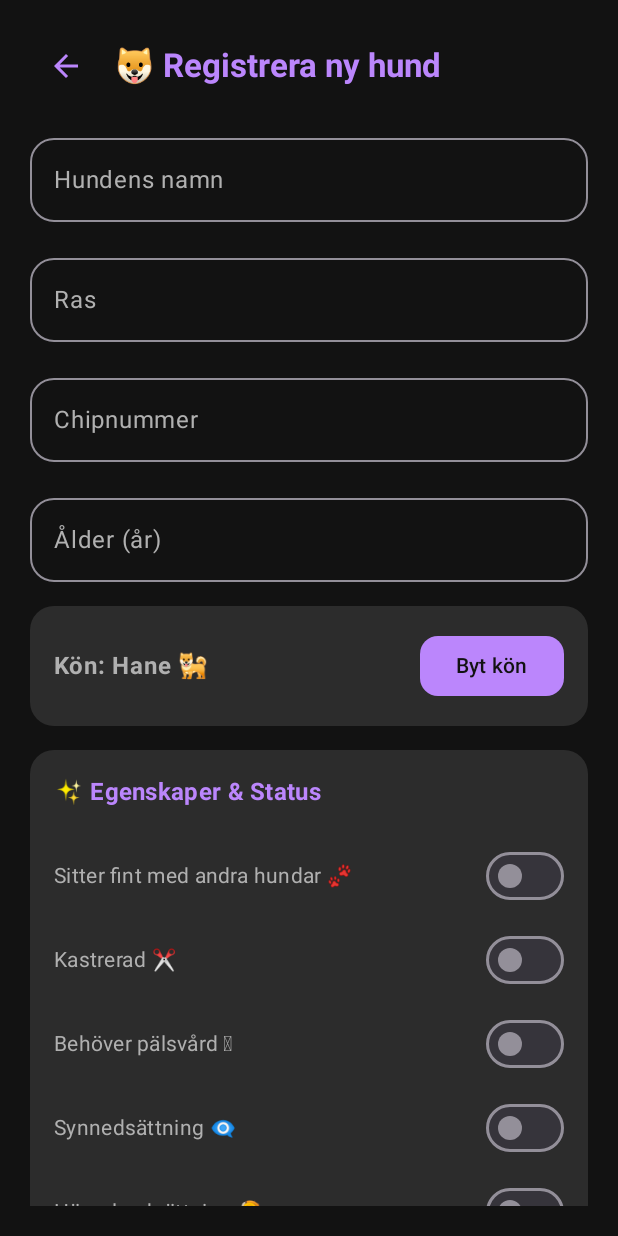
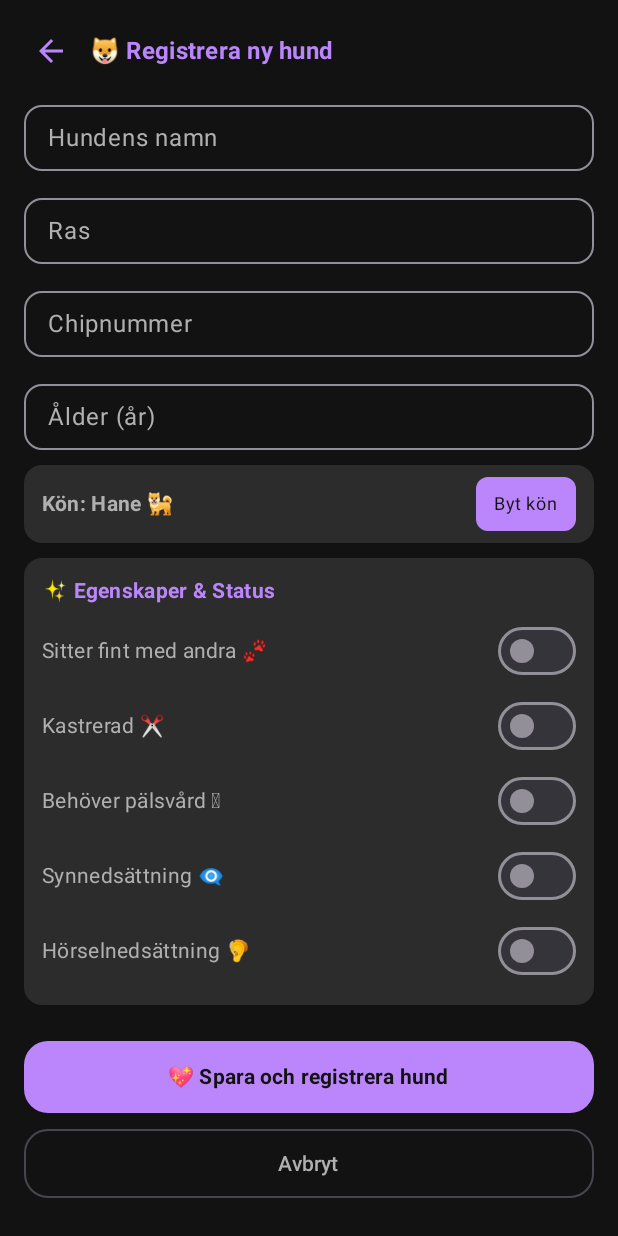
Before and after one commit to JonnyDicander/HunddagisAndroid, an Android app built with Jetpack Compose: the screen it shows after launch (MainActivity), after a tap on an icon or button, on a phone screen of 412 x 824 dp. Run offline under Robolectric (Android 15) with nearby library versions, the phone set to English and light mode, and no system bars.

Commit message:
Fixade så hela skärmen syns utan att man måste scrolla ner

```diff
--- a/app/src/main/java/com/example/minforstaapp/MainActivity.kt
+++ b/app/src/main/java/com/example/minforstaapp/MainActivity.kt
@@ -1,6 +1,5 @@
 package com.example.minforstaapp
 
-import androidx.compose.ui.focus.FocusDirection
 import android.os.Bundle
 import android.widget.Toast
 import androidx.activity.ComponentActivity
@@ -17,6 +16,7 @@ import androidx.compose.material3.*
 import androidx.compose.runtime.*
 import androidx.compose.ui.Alignment
 import androidx.compose.ui.Modifier
+import androidx.compose.ui.focus.FocusDirection
 import androidx.compose.ui.graphics.Color
 import androidx.compose.ui.platform.LocalContext
 import androidx.compose.ui.platform.LocalFocusManager
@@ -179,21 +179,21 @@ fun RegistreraHundSkarm(onBack: () -> Unit, onDogRegistered: (Dog) -> Unit) {
     Column(
         modifier = Modifier
             .fillMaxSize()
-            .padding(20.dp)
+            .padding(16.dp)
             .verticalScroll(rememberScrollState()),
         horizontalAlignment = Alignment.CenterHorizontally,
-        verticalArrangement = Arrangement.spacedBy(16.dp)
+        verticalArrangement = Arrangement.spacedBy(10.dp)
     ) {
         Row(
             modifier = Modifier.fillMaxWidth(),
             verticalAlignment = Alignment.CenterVertically
         ) {
-            IconButton(onClick = onBack) {
+            IconButton(onClick = onBack, modifier = Modifier.size(36.dp)) {
                 Icon(Icons.Default.ArrowBack, contentDescription = "Tillbaka", tint = MaterialTheme.colorScheme.primary)
             }
             Text(
                 "🐶 Registrera ny hund",
-                style = MaterialTheme.typography.titleLarge,
+                style = MaterialTheme.typography.titleMedium,
                 fontWeight = FontWeight.Bold,
                 color = MaterialTheme.colorScheme.primary,
                 modifier = Modifier.padding(start = 8.dp)
@@ -203,8 +203,8 @@ fun RegistreraHundSkarm(onBack: () -> Unit, onDogRegistered: (Dog) -> Unit) {
         OutlinedTextField(
             value = name, onValueChange = { name = it },
             label = { Text("Hundens namn") },
-            modifier = Modifier.fillMaxWidth(),
-            shape = RoundedCornerShape(16.dp),
+            modifier = Modifier.fillMaxWidth().height(52.dp),
+            shape = RoundedCornerShape(12.dp),
             singleLine = true,
             keyboardOptions = KeyboardOptions(imeAction = ImeAction.Next),
             keyboardActions = KeyboardActions(onNext = { focusManager.moveFocus(FocusDirection.Next) })
@@ -212,8 +212,8 @@ fun RegistreraHundSkarm(onBack: () -> Unit, onDogRegistered: (Dog) -> Unit) {
         OutlinedTextField(
             value = breed, onValueChange = { breed = it },
             label = { Text("Ras") },
-            modifier = Modifier.fillMaxWidth(),
-            shape = RoundedCornerShape(16.dp),
+            modifier = Modifier.fillMaxWidth().height(52.dp),
+            shape = RoundedCornerShape(12.dp),
             singleLine = true,
             keyboardOptions = KeyboardOptions(imeAction = ImeAction.Next),
             keyboardActions = KeyboardActions(onNext = { focusManager.moveFocus(FocusDirection.Next) })
@@ -221,8 +221,8 @@ fun RegistreraHundSkarm(onBack: () -> Unit, onDogRegistered: (Dog) -> Unit) {
         OutlinedTextField(
             value = chip, onValueChange = { chip = it },
             label = { Text("Chipnummer") },
-            modifier = Modifier.fillMaxWidth(),
-            shape = RoundedCornerShape(16.dp),
+            modifier = Modifier.fillMaxWidth().height(52.dp),
+            shape = RoundedCornerShape(12.dp),
             singleLine = true,
             keyboardOptions = KeyboardOptions(imeAction = ImeAction.Next),
             keyboardActions = KeyboardActions(onNext = { focusManager.moveFocus(FocusDirection.Next) })
@@ -230,8 +230,8 @@ fun RegistreraHundSkarm(onBack: () -> Unit, onDogRegistered: (Dog) -> Unit) {
         OutlinedTextField(
             value = ageText, onValueChange = { ageText = it },
             label = { Text("Ålder (år)") },
-            modifier = Modifier.fillMaxWidth(),
-            shape = RoundedCornerShape(16.dp),
+            modifier = Modifier.fillMaxWidth().height(52.dp),
+            shape = RoundedCornerShape(12.dp),
             singleLine = true,
             keyboardOptions = KeyboardOptions(keyboardType = KeyboardType.Number, imeAction = ImeAction.Done),
             keyboardActions = KeyboardActions(onDone = { focusManager.clearFocus() })
@@ -239,35 +239,37 @@ fun RegistreraHundSkarm(onBack: () -> Unit, onDogRegistered: (Dog) -> Unit) {
 
         Card(
             modifier = Modifier.fillMaxWidth(),
-            shape = RoundedCornerShape(16.dp),
+            shape = RoundedCornerShape(12.dp),
             colors = CardDefaults.cardColors(containerColor = MaterialTheme.colorScheme.surfaceVariant)
         ) {
             Row(
                 modifier = Modifier
                     .fillMaxWidth()
-                    .padding(16.dp),
+                    .padding(horizontal = 12.dp, vertical = 8.dp),
                 verticalAlignment = Alignment.CenterVertically
             ) {
-                Text("Kön: ${if (gender == "H") "Hane 🐕" else "Tik 🐩"}", fontWeight = FontWeight.Bold)
+                Text("Kön: ${if (gender == "H") "Hane 🐕" else "Tik 🐩"}", style = MaterialTheme.typography.bodyMedium, fontWeight = FontWeight.Bold)
                 Spacer(modifier = Modifier.weight(1f))
                 Button(
                     onClick = { gender = if (gender == "H") "T" else "H" },
-                    shape = RoundedCornerShape(12.dp)
+                    modifier = Modifier.height(36.dp),
+                    shape = RoundedCornerShape(8.dp),
+                    contentPadding = PaddingValues(horizontal = 12.dp, vertical = 4.dp)
                 ) {
-                    Text("Byt kön")
+                    Text("Byt kön", style = MaterialTheme.typography.bodySmall)
                 }
             }
         }
 
         Card(
             modifier = Modifier.fillMaxWidth(),
-            shape = RoundedCornerShape(16.dp),
+            shape = RoundedCornerShape(12.dp),
             colors = CardDefaults.cardColors(containerColor = MaterialTheme.colorScheme.surfaceVariant)
         ) {
-            Column(modifier = Modifier.padding(16.dp), verticalArrangement = Arrangement.spacedBy(8.dp)) {
-                Text("✨ Egenskaper & Status", style = MaterialTheme.typography.titleMedium, fontWeight = FontWeight.Bold, color = MaterialTheme.colorScheme.primary)
-                Spacer(modifier = Modifier.height(4.dp))
-                FormSwitch("Sitter fint med andra hundar 🐾", sit) { sit = it }
+            Column(modifier = Modifier.padding(12.dp), verticalArrangement = Arrangement.spacedBy(2.dp)) {
+                Text("✨ Egenskaper & Status", style = MaterialTheme.typography.bodyMedium, fontWeight = FontWeight.Bold, color = MaterialTheme.colorScheme.primary)
+                Spacer(modifier = Modifier.height(2.dp))
+                FormSwitch("Sitter fint med andra 🐾", sit) { sit = it }
                 FormSwitch("Kastrerad ✂️", neutered) { neutered = it }
                 FormSwitch("Behöver pälsvård 🪮", groom) { groom = it }
                 FormSwitch("Synnedsättning 👁️‍🗨️", vision) { vision = it }
@@ -275,7 +277,7 @@ fun RegistreraHundSkarm(onBack: () -> Unit, onDogRegistered: (Dog) -> Unit) {
             }
         }
 
-        Spacer(modifier = Modifier.height(8.dp))
+        Spacer(modifier = Modifier.height(4.dp))
 
         Button(
             onClick = {
@@ -283,21 +285,21 @@ fun RegistreraHundSkarm(onBack: () -> Unit, onDogRegistered: (Dog) -> Unit) {
                 onDogRegistered(Dog(name, breed, chip, gender, age, sit, neutered, groom, vision, hearing))
                 onBack()
             },
-            modifier = Modifier.fillMaxWidth().height(54.dp),
-            shape = RoundedCornerShape(20.dp)
+            modifier = Modifier.fillMaxWidth().height(48.dp),
+            shape = RoundedCornerShape(16.dp)
         ) {
-            Text("💖 Spara och registrera hund", fontWeight = FontWeight.Bold, style = MaterialTheme.typography.bodyLarge)
+            Text("💖 Spara och registrera hund", fontWeight = FontWeight.Bold)
         }
 
         OutlinedButton(
             onClick = onBack,
-            modifier = Modifier.fillMaxWidth().height(52.dp),
-            shape = RoundedCornerShape(20.dp)
+            modifier = Modifier.fillMaxWidth().height(46.dp),
+            shape = RoundedCornerShape(16.dp)
         ) {
             Text("Avbryt")
         }
 
-        Spacer(modifier = Modifier.height(24.dp))
+        Spacer(modifier = Modifier.height(16.dp))
     }
 }
 
```
